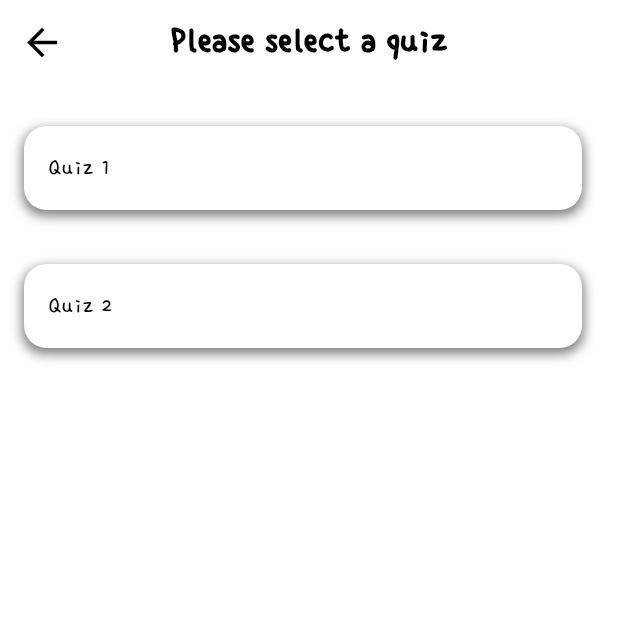
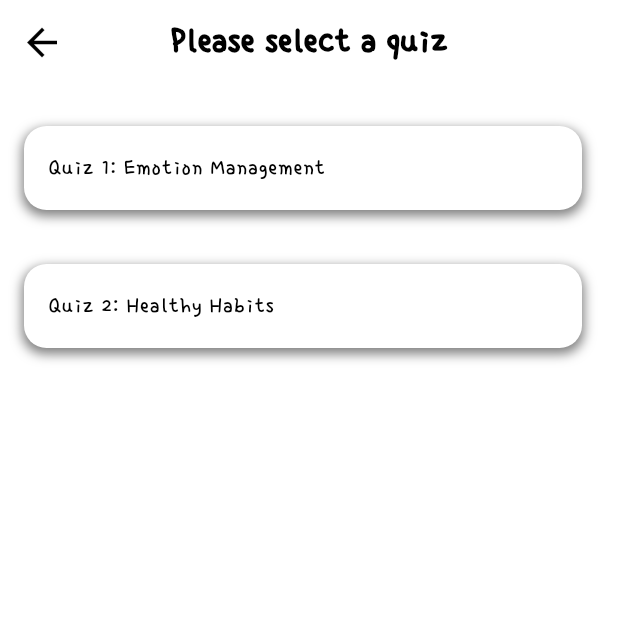
Before and after one commit to LeannaJane/BigFeelings, a Flutter app: the Quizzes screen opened by its route, on a phone screen of 412 x 824 dp, the top half of it. Run offline on Flutter 3.47's test engine with Material 3 defaults, Android fonts, the phone set to English and light mode, and no system bars; our stand-ins replace cloud_firestore, firebase_auth, firebase_core, google_fonts, logger, shared_preferences and 1 more; accounts and stored records are empty.

Commit message:
Updating names

```diff
--- a/big_feelings/lib/Pages/Quizzes/Submit quiz/quiz_one.dart
+++ b/big_feelings/lib/Pages/Quizzes/Submit quiz/quiz_one.dart
@@ -93,7 +93,7 @@ class _StartQuiz1State extends State<StartQuiz1> {
         return Scaffold(
           appBar: AppBar(
             title: Text(
-              'Welcome to Quiz 1',
+              'Emotion Management Quiz',
               style: fontProvider.getOtherTitleStyle(themeNotifier),
               textAlign: TextAlign.center,
             ),
--- a/big_feelings/lib/Pages/Quizzes/Submit quiz/quiz_page.dart
+++ b/big_feelings/lib/Pages/Quizzes/Submit quiz/quiz_page.dart
@@ -58,7 +58,7 @@ class Quizzes extends StatelessWidget {
                       color: getContainerColor,
                     ),
                     child: Text(
-                      'Quiz 1',
+                      'Quiz 1: Emotion Management',
                       style: fontProvider.subheading(themeNotifier),
                     ),
                   ),
@@ -84,7 +84,7 @@ class Quizzes extends StatelessWidget {
                       color: getContainerColor,
                     ),
                     child: Text(
-                      'Quiz 2',
+                      'Quiz 2: Healthy Habits',
                       style: fontProvider.subheading(themeNotifier),
                     ),
                   ),
--- a/big_feelings/lib/Pages/Quizzes/Submit quiz/quiz_two_option.dart
+++ b/big_feelings/lib/Pages/Quizzes/Submit quiz/quiz_two_option.dart
@@ -27,7 +27,7 @@ class _QuizPage2State extends State<QuizPage2> {
         return Scaffold(
           appBar: AppBar(
             title: Text(
-              'Welcome to Quiz 2',
+              'Quiz 2: Healthy Habits',
               style: fontProvider.getOtherTitleStyle(themeNotifier),
               textAlign: TextAlign.center,
             ),
```
